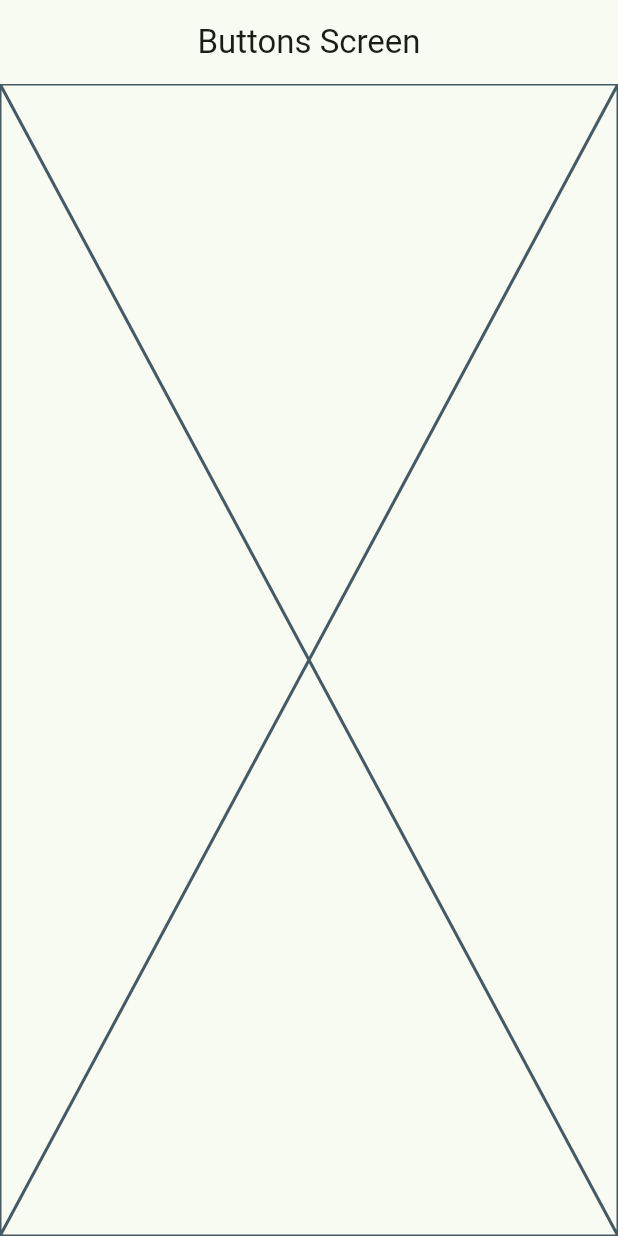
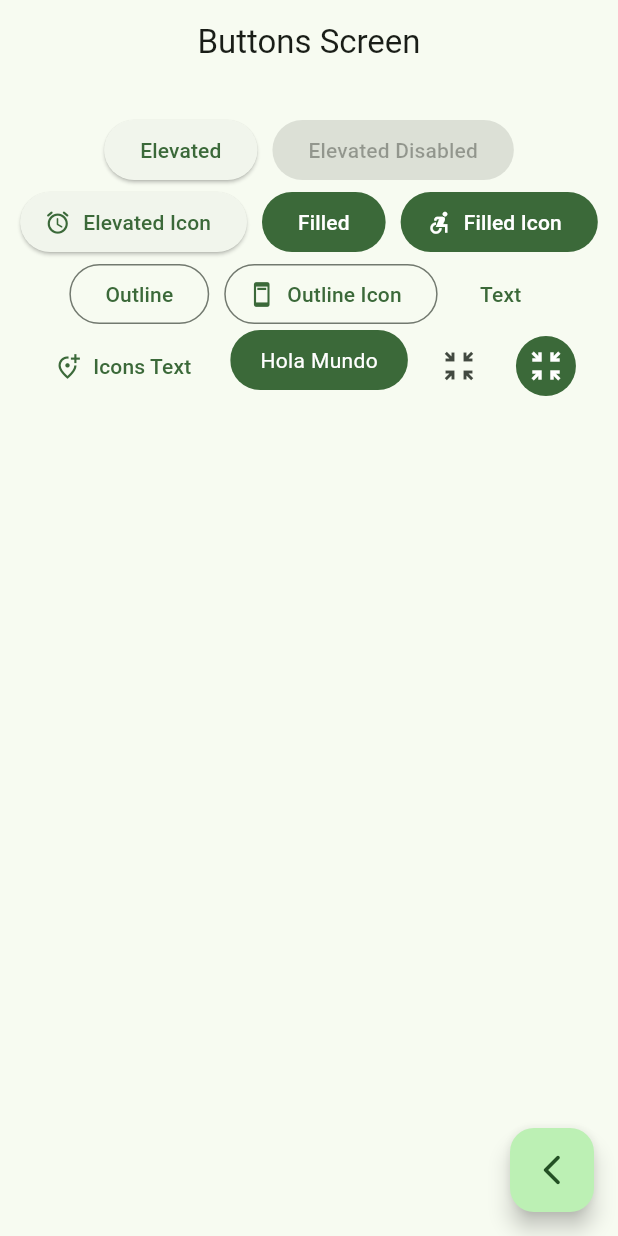
Before and after one commit to joseperezlm123/Widgets, a Flutter app: the ButtonsScreen screen opened by its route, on a phone screen of 412 x 824 dp. Run offline on Flutter 3.47's test engine with Material 2 defaults, Android fonts, the phone set to English and light mode, and no system bars; our stand-ins replace go_router.

Commit message:
Buttons finish

```diff
--- a/lib/presentation/screens/buttons/buttons_screen.dart
+++ b/lib/presentation/screens/buttons/buttons_screen.dart
@@ -1,4 +1,5 @@
 import 'package:flutter/material.dart';
+import 'package:go_router/go_router.dart';
 
 class ButtonsScreen extends StatelessWidget {
   static const name = '/buttons_screen';
@@ -10,7 +11,95 @@ class ButtonsScreen extends StatelessWidget {
       appBar: AppBar(
         title: const Text('Buttons Screen'),
       ),
-      body: const Placeholder(),
+      body: const _ButtonsView(),
+      floatingActionButton: FloatingActionButton(
+        onPressed: () {
+          context.pop();
+        },
+        child: const Icon(Icons.arrow_back_ios_new_rounded),
+      ),
     );
   }
 }
+
+class _ButtonsView extends StatelessWidget {
+  const _ButtonsView();
+
+  @override
+  Widget build(BuildContext context) {
+    final colors = Theme.of(context).colorScheme;
+    return SizedBox(
+      width: double.infinity,
+      child: Padding(
+        padding: const EdgeInsets.symmetric(horizontal: 10, vertical: 20),
+        child: Wrap(
+          alignment: WrapAlignment.center,
+          spacing: 10,
+          children: [
+            ElevatedButton(onPressed: () {}, child: const Text('Elevated')),
+            const ElevatedButton(
+                onPressed: null, child: Text('Elevated Disabled')),
+            ElevatedButton.icon(
+                onPressed: () {},
+                icon: const Icon(Icons.access_alarm_rounded),
+                label: const Text('Elevated Icon')),
+            FilledButton(onPressed: () {}, child: const Text('Filled')),
+            FilledButton.icon(
+                onPressed: () {},
+                icon: const Icon(Icons.accessible_forward_sharp),
+                label: const Text('Filled Icon')),
+            OutlinedButton(onPressed: () {}, child: const Text('Outline')),
+            OutlinedButton.icon(
+              onPressed: () {},
+              icon: const Icon(Icons.ad_units),
+              label: const Text('Outline Icon'),
+            ),
+            TextButton(onPressed: () {}, child: const Text('Text')),
+            TextButton.icon(
+                onPressed: () {},
+                icon: const Icon(Icons.add_location_alt_outlined),
+                label: const Text('Icons Text')),
+            const CustomButton(),
+            IconButton(
+                onPressed: () {}, icon: const Icon(Icons.zoom_in_map_sharp)),
+            IconButton(
+              onPressed: () {},
+              icon: const Icon(
+                Icons.zoom_in_map_sharp,
+              ),
+              style: ButtonStyle(
+                  backgroundColor: MaterialStatePropertyAll(colors.primary),
+                  iconColor: const MaterialStatePropertyAll(Colors.white)),
+            ),
+          ],
+        ),
+      ),
+    );
+  }
+}
+
+// Boton Personalizado
+
+class CustomButton extends StatelessWidget {
+  const CustomButton({super.key});
+
+  @override
+  Widget build(BuildContext context) {
+    final colors = Theme.of(context).colorScheme;
+    return ClipRRect(
+      borderRadius: BorderRadius.circular(20),
+      child: Material(
+        color: colors.primary,
+        child: InkWell(
+          onTap: () {},
+          child: const Padding(
+              padding: EdgeInsets.symmetric(vertical: 10, horizontal: 20),
+              child: Text(
+                'Hola Mundo',
+                style: TextStyle(color: Colors.white),
+              )),
+        ),
+      ),
+    );
+  }
+}
--- a/lib/presentation/screens/home/home_screen.dart
+++ b/lib/presentation/screens/home/home_screen.dart
@@ -1,7 +1,7 @@
 import 'package:flutter/material.dart';
 import 'package:go_router/go_router.dart';
 import 'package:widgets_app/config/menu/menu_items.dart';
-import 'package:widgets_app/presentation/screens/cards/cards_screen.dart';
+import 'package:widgets_app/presentation/screens/buttons/buttons_screen.dart';
 
 class HomeScreen extends StatelessWidget {
   static const name = 'home_screen';
@@ -63,7 +63,7 @@ class _CustomListTile extends StatelessWidget {
         // Navigator.pushNamed(context, menuItem.link);
         //Go Router
         // context.push(menuItem.link);
-        context.pushNamed(CardsScreen.name);
+        context.pushNamed(ButtonsScreen.name);
       },
     );
   }
```
